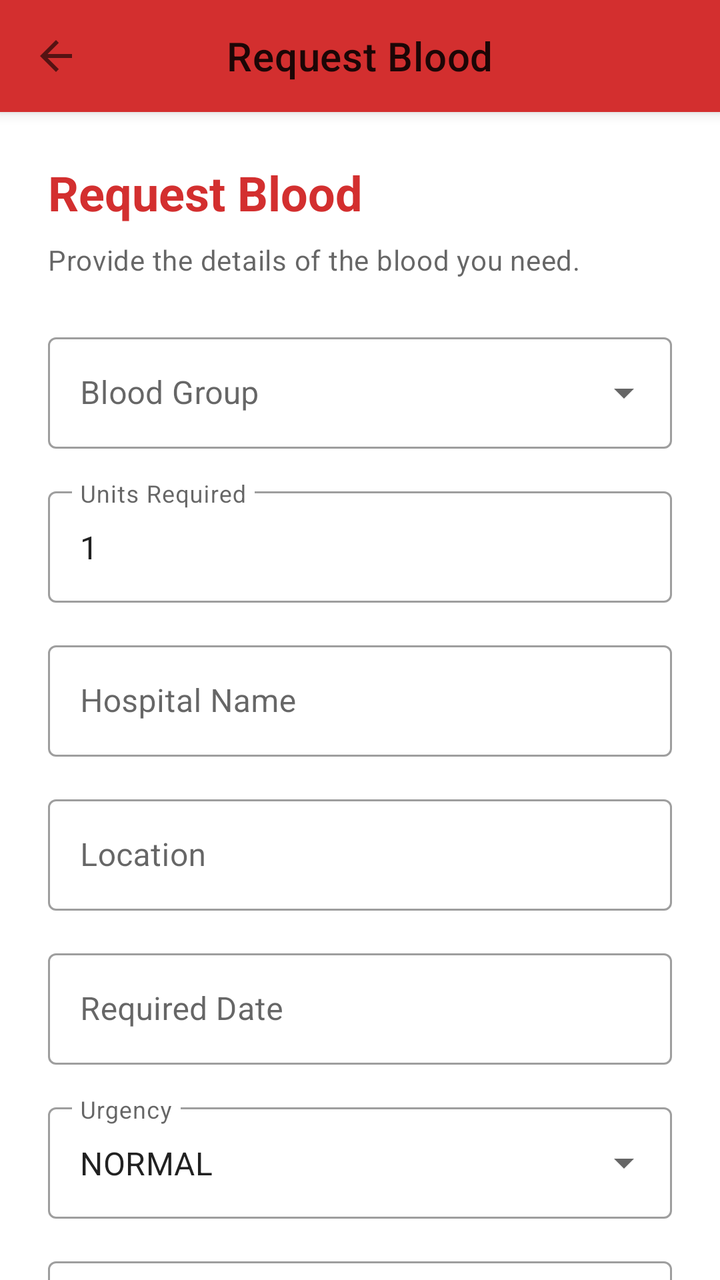
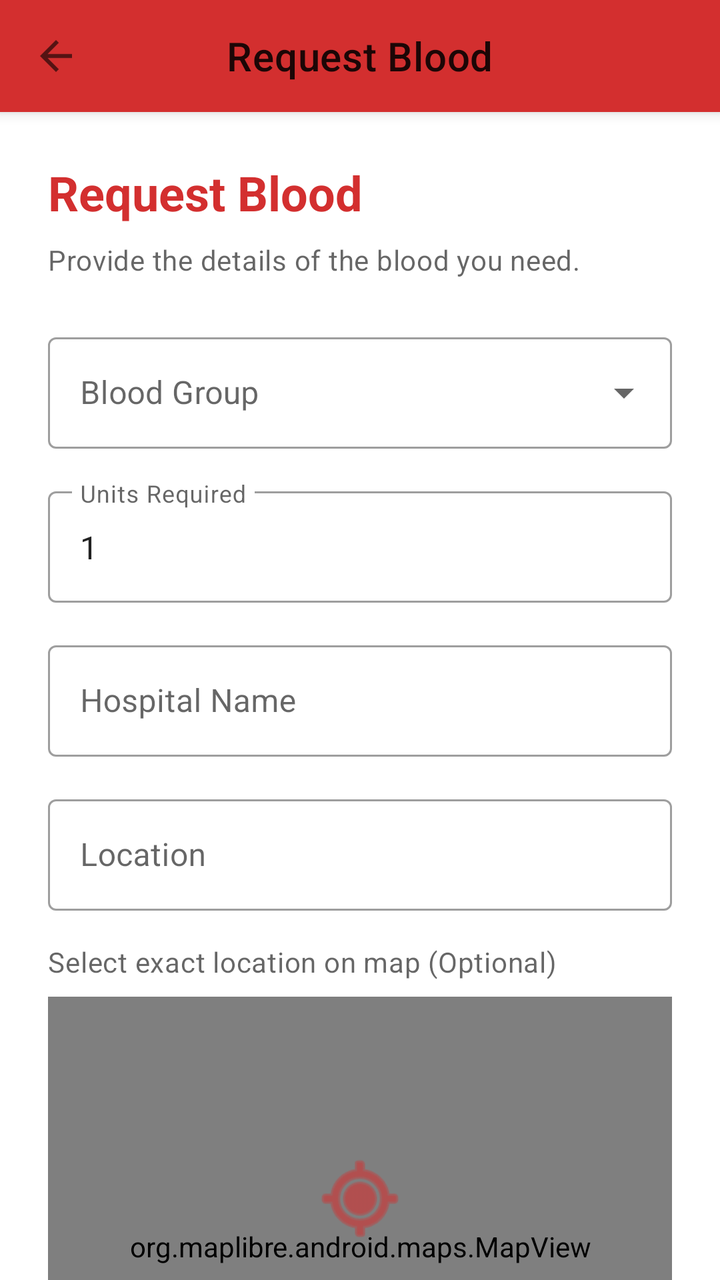

Screens rendered from an Android XML layout before and after an edit, with the pre-edit source and the edit as a unified diff.
<!-- AndroidManifest.xml: application theme Theme.BloodConnect -->
<!-- res/layout/activity_request_blood.xml -->
<?xml version="1.0" encoding="utf-8"?>
<androidx.coordinatorlayout.widget.CoordinatorLayout xmlns:android="http://schemas.android.com/apk/res/android"
    xmlns:app="http://schemas.android.com/apk/res-auto"
    xmlns:tools="http://schemas.android.com/tools"
    android:layout_width="match_parent"
    android:layout_height="match_parent"
    tools:context=".requests.RequestBloodActivity">

    <com.google.android.material.appbar.AppBarLayout
        android:layout_width="match_parent"
        android:layout_height="wrap_content">

        <com.google.android.material.appbar.MaterialToolbar
            android:id="@+id/toolbar"
            android:layout_width="match_parent"
            android:layout_height="?attr/actionBarSize"
            app:title="Request Blood"
            app:titleCentered="true"
            app:navigationIcon="?attr/homeAsUpIndicator" />
            
    </com.google.android.material.appbar.AppBarLayout>

    <androidx.core.widget.NestedScrollView
        android:layout_width="match_parent"
        android:layout_height="match_parent"
        android:fillViewport="true"
        app:layout_behavior="@string/appbar_scrolling_view_behavior">

        <LinearLayout
            android:layout_width="match_parent"
            android:layout_height="wrap_content"
            android:orientation="vertical"
            android:padding="24dp">

            <TextView
                android:layout_width="match_parent"
                android:layout_height="wrap_content"
                android:text="Request Blood"
                android:textAppearance="?attr/textAppearanceHeadline5"
                android:textColor="?attr/colorPrimary"
                android:textStyle="bold" />

            <TextView
                android:layout_width="match_parent"
                android:layout_height="wrap_content"
                android:layout_marginTop="8dp"
                android:layout_marginBottom="24dp"
                android:text="Provide the details of the blood you need."
                android:textAppearance="?attr/textAppearanceBody2"
                android:textColor="?android:attr/textColorSecondary" />

            
            <com.google.android.material.textfield.TextInputLayout
                android:id="@+id/layoutBloodGroup"
                style="@style/Widget.MaterialComponents.TextInputLayout.OutlinedBox.ExposedDropdownMenu"
                android:layout_width="match_parent"
                android:layout_height="wrap_content"
                android:layout_marginBottom="16dp"
                android:hint="Blood Group">

                <AutoCompleteTextView
                    android:id="@+id/inputBloodGroup"
                    android:layout_width="match_parent"
                    android:layout_height="wrap_content"
                    android:inputType="none" />
            </com.google.android.material.textfield.TextInputLayout>

            
            <com.google.android.material.textfield.TextInputLayout
                android:id="@+id/layoutUnits"
                style="@style/Widget.MaterialComponents.TextInputLayout.OutlinedBox"
                android:layout_width="match_parent"
                android:layout_height="wrap_content"
                android:layout_marginBottom="16dp"
                android:hint="Units Required">

                <com.google.android.material.textfield.TextInputEditText
                    android:id="@+id/inputUnits"
                    android:layout_width="match_parent"
                    android:layout_height="wrap_content"
                    android:inputType="number"
                    android:text="1" />
            </com.google.android.material.textfield.TextInputLayout>

            
            <com.google.android.material.textfield.TextInputLayout
                android:id="@+id/layoutHospital"
                style="@style/Widget.MaterialComponents.TextInputLayout.OutlinedBox"
                android:layout_width="match_parent"
                android:layout_height="wrap_content"
                android:layout_marginBottom="16dp"
                android:hint="Hospital Name">

                <com.google.android.material.textfield.TextInputEditText
                    android:id="@+id/inputHospital"
                    android:layout_width="match_parent"
                    android:layout_height="wrap_content"
                    android:inputType="textPersonName" />
            </com.google.android.material.textfield.TextInputLayout>

            
            <com.google.android.material.textfield.TextInputLayout
                android:id="@+id/layoutLocation"
                style="@style/Widget.MaterialComponents.TextInputLayout.OutlinedBox"
                android:layout_width="match_parent"
                android:layout_height="wrap_content"
                android:layout_marginBottom="16dp"
                android:hint="Location">

                <com.google.android.material.textfield.TextInputEditText
                    android:id="@+id/inputLocation"
                    android:layout_width="match_parent"
                    android:layout_height="wrap_content"
                    android:inputType="textPostalAddress" />
            </com.google.android.material.textfield.TextInputLayout>

            
            <com.google.android.material.textfield.TextInputLayout
                android:id="@+id/layoutDate"
                style="@style/Widget.MaterialComponents.TextInputLayout.OutlinedBox"
                android:layout_width="match_parent"
                android:layout_height="wrap_content"
                android:layout_marginBottom="16dp"
                android:hint="Required Date">

                <com.google.android.material.textfield.TextInputEditText
                    android:id="@+id/inputDate"
                    android:layout_width="match_parent"
                    android:layout_height="wrap_content"
                    android:focusable="false"
                    android:cursorVisible="false"
                    android:inputType="none" />
            </com.google.android.material.textfield.TextInputLayout>

            
            <com.google.android.material.textfield.TextInputLayout
                android:id="@+id/layoutUrgency"
                style="@style/Widget.MaterialComponents.TextInputLayout.OutlinedBox.ExposedDropdownMenu"
                android:layout_width="match_parent"
                android:layout_height="wrap_content"
                android:layout_marginBottom="16dp"
                android:hint="Urgency">

                <AutoCompleteTextView
                    android:id="@+id/inputUrgency"
                    android:layout_width="match_parent"
                    android:layout_height="wrap_content"
                    android:inputType="none"
                    android:text="NORMAL" />
            </com.google.android.material.textfield.TextInputLayout>

            
            <com.google.android.material.textfield.TextInputLayout
                android:id="@+id/layoutDescription"
                style="@style/Widget.MaterialComponents.TextInputLayout.OutlinedBox"
                android:layout_width="match_parent"
                android:layout_height="wrap_content"
                android:layout_marginBottom="32dp"
                android:hint="Description (Optional)">

                <com.google.android.material.textfield.TextInputEditText
                    android:id="@+id/inputDescription"
                    android:layout_width="match_parent"
                    android:layout_height="wrap_content"
                    android:gravity="top|start"
                    android:hint="Additional information"
                    android:inputType="textMultiLine"
                    android:lines="4" />
            </com.google.android.material.textfield.TextInputLayout>

            
            <com.google.android.material.button.MaterialButton
                android:id="@+id/btnSubmitRequest"
                android:layout_width="match_parent"
                android:layout_height="56dp"
                android:layout_marginBottom="16dp"
                android:text="Submit Blood Request" />

        </LinearLayout>
    </androidx.core.widget.NestedScrollView>

</androidx.coordinatorlayout.widget.CoordinatorLayout>
<!-- resources referenced by this layout -->
<resources>
  <style name="Theme.BloodConnect" parent="Theme.MaterialComponents.DayNight.NoActionBar">
          
          <item name="colorPrimary">@color/primaryColor</item>
          <item name="colorPrimaryVariant">@color/primaryDarkColor</item>
          <item name="colorOnPrimary">@color/secondaryColor</item>
          
          <item name="colorSecondary">@color/primaryColor</item>
          <item name="colorSecondaryVariant">@color/primaryLightColor</item>
          <item name="colorOnSecondary">@color/secondaryColor</item>
          
          <item name="android:statusBarColor">?attr/colorPrimaryVariant</item>
      </style>
  <color name="primaryColor">#D32F2F</color>
  <color name="primaryDarkColor">#9A0007</color>
  <color name="secondaryColor">#FFFFFF</color>
  <color name="primaryLightColor">#FF6659</color>
</resources>

<!-- the commit's change to res/layout/activity_request_blood.xml (unified diff, before → after) -->
@@ -17,7 +17,7 @@
             app:title="Request Blood"
             app:titleCentered="true"
             app:navigationIcon="?attr/homeAsUpIndicator" />
-            
+
     </com.google.android.material.appbar.AppBarLayout>
 
     <androidx.core.widget.NestedScrollView
@@ -114,6 +114,53 @@
                     android:inputType="textPostalAddress" />
             </com.google.android.material.textfield.TextInputLayout>
 
+            <TextView
+                android:layout_width="match_parent"
+                android:layout_height="wrap_content"
+                android:layout_marginBottom="8dp"
+                android:text="Select exact location on map (Optional)"
+                android:textAppearance="?attr/textAppearanceBody2"
+                android:textColor="?android:attr/textColorSecondary" />
+
+            <FrameLayout
+                android:layout_width="match_parent"
+                android:layout_height="250dp"
+                android:layout_marginBottom="8dp">
+
+                <org.maplibre.android.maps.MapView
+                    android:id="@+id/mapView"
+                    android:layout_width="match_parent"
+                    android:layout_height="match_parent" />
+
+                <ImageView
+                    android:layout_width="48dp"
+                    android:layout_height="48dp"
+                    android:layout_gravity="center"
+                    android:src="@android:drawable/ic_menu_mylocation"
+                    android:tint="@color/primaryColor"
+                    android:contentDescription="Map center"
+                    android:layout_marginBottom="24dp" /> 
+
+            </FrameLayout>
+
+            <TextView
+                android:layout_width="match_parent"
+                android:layout_height="wrap_content"
+                android:layout_marginBottom="8dp"
+                android:gravity="end"
+                android:text="© OpenStreetMap contributors"
+                android:textSize="10sp"
+                android:textColor="?android:attr/textColorSecondary" />
+
+            <com.google.android.material.button.MaterialButton
+                android:id="@+id/btnUseMyLocation"
+                style="@style/Widget.MaterialComponents.Button.OutlinedButton"
+                android:layout_width="wrap_content"
+                android:layout_height="wrap_content"
+                android:layout_gravity="end"
+                android:layout_marginBottom="16dp"
+                android:text="Use My Location" />
+
             
             <com.google.android.material.textfield.TextInputLayout
                 android:id="@+id/layoutDate"
